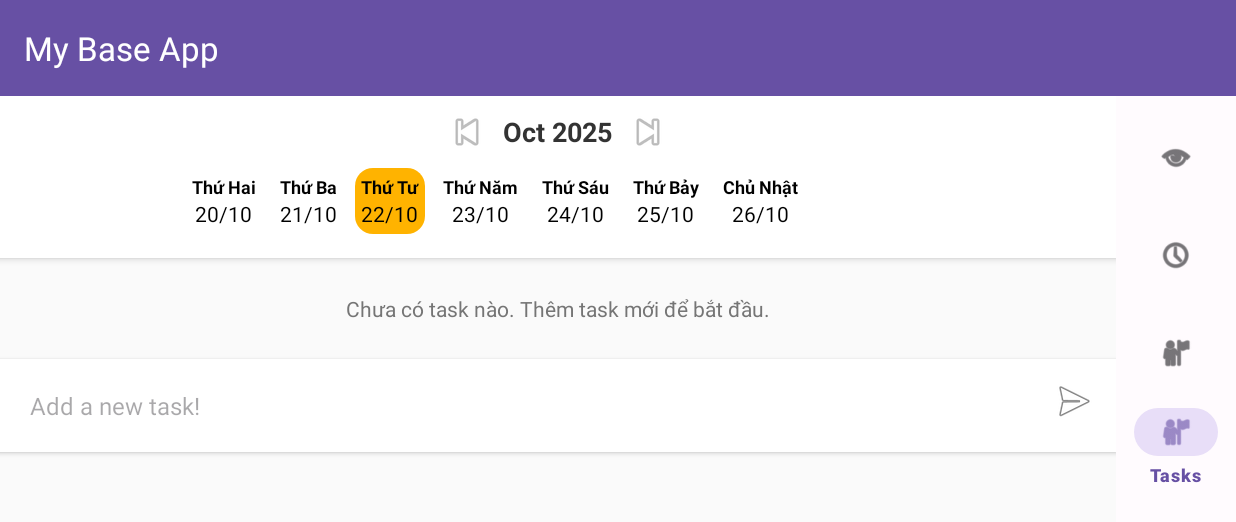
After one commit to khaphong229/timer-study-app, an Android app: the TaskFragment screen opened through its navigation route, on a phone screen of 824 x 412 dp (held sideways). The commit adds this screen. Shown: the top 522 px of the screen. Run offline under Robolectric (Android 15) with nearby library versions, the phone set to English and light mode, and no system bars; our stand-ins replace CircleImageView, Room's generated code, navigation-ui.

Commit message:
dung ui list task

```diff
--- a/app/build.gradle
+++ b/app/build.gradle
@@ -42,6 +42,8 @@
     // Room database
     implementation libs.room.runtime
     implementation libs.room.ktx
+    implementation libs.recyclerview
+    implementation libs.cardview
     annotationProcessor libs.room.compiler
 
     testImplementation libs.junit
--- /dev/null
+++ b/app/src/main/java/com/example/timerstudy/data/repository/TaskRepository.java
@@ -0,0 +1,37 @@
+package com.example.timerstudy.data.repository;
+
+import android.content.Context;
+
+import com.example.timerstudy.data.local.database.AppDatabase;
+import com.example.timerstudy.data.local.database.dao.TaskDao;
+import com.example.timerstudy.data.local.database.entities.TaskEntity;
+
+import java.util.List;
+import java.util.concurrent.Executors;
+
+public class TaskRepository {
+    private final TaskDao taskDao;
+
+
+    public TaskRepository(Context context){
+        AppDatabase db = AppDatabase.getInstance(context);
+        taskDao = db.taskDao();
+    }
+
+    public List<TaskEntity> getAllTasks(){
+        return taskDao.getAllTasks();
+    }
+
+    public void insertTask(TaskEntity task){
+        Executors.newSingleThreadExecutor().execute(()->taskDao.insertTask(task));
+    }
+
+    public void updateTask(TaskEntity task){
+        Executors.newSingleThreadExecutor().execute(() -> taskDao.updateTask(task));
+    }
+
+
+
+
+
+}
--- /dev/null
+++ b/app/src/main/java/com/example/timerstudy/model/Task.java
@@ -0,0 +1,17 @@
+package com.example.timerstudy.model;
+
+import java.util.Date;
+
+public class Task {
+    private int task_id;
+    private int user_id;
+    private String title, description, priority;
+    private Date task_date;
+    private Boolean is_completed;
+    private Date completed_at;
+    private Integer total_time_spent, estimated_sessions, actual_sessions, order_index;
+    private Date created_at, updated_at;
+
+
+
+}
--- /dev/null
+++ b/app/src/main/java/com/example/timerstudy/view/adapters/TaskAdapter.java
@@ -0,0 +1,102 @@
+package com.example.timerstudy.view.adapters;
+
+import android.graphics.Color;
+import android.view.LayoutInflater;
+import android.view.View;
+import android.view.ViewGroup;
+import android.widget.CheckBox;
+import android.widget.TextView;
+
+import androidx.annotation.NonNull;
+import androidx.recyclerview.widget.RecyclerView;
+
+import com.example.timerstudy.R;
+import com.example.timerstudy.data.local.database.entities.TaskEntity;
+
+import java.util.List;
+
+public class TaskAdapter extends RecyclerView.Adapter<TaskAdapter.TaskViewHolder> {
+    private List<TaskEntity> tasks;
+    private final  OnTaskCheckedListener listener;
+
+    public interface  OnTaskCheckedListener {
+        void onCheckedChange(TaskEntity task, boolean isChecked);
+    }
+
+    public TaskAdapter(List<TaskEntity> tasks, OnTaskCheckedListener listener) {
+        this.tasks = tasks;
+        this.listener = listener;
+    }
+
+    public void setTasks(List<TaskEntity> newTasks){
+        this.tasks=newTasks;
+        notifyDataSetChanged();
+    }
+
+    @NonNull
+    @Override
+    public TaskViewHolder onCreateViewHolder(@NonNull ViewGroup parent, int viewType){
+        View view = LayoutInflater.from(parent.getContext())
+                .inflate(R.layout.item_task, parent,false);
+        return new TaskViewHolder(view);
+    }
+
+    @Override
+    public void onBindViewHolder(@NonNull TaskViewHolder holder, int position) {
+        TaskEntity task = tasks.get(position);
+        holder.tvTitle.setText(task.getTitle());
+        // avoid triggering listener when programmatically changing checked state
+        holder.cbCompleted.setOnCheckedChangeListener(null);
+        holder.cbCompleted.setChecked(task.isCompleted());
+
+        if (task.getDescription() != null && !task.getDescription().isEmpty()) {
+            holder.tvDescription.setVisibility(View.VISIBLE);
+            holder.tvDescription.setText(task.getDescription());
+        } else {
+            holder.tvDescription.setVisibility(View.GONE);
+        }
+
+        String priority = task.getPriority();
+        if (priority != null) {
+            switch (priority.toUpperCase()) {
+                case TaskEntity.PRIORITY_HIGH:
+                    holder.priorityIndicator.setBackgroundColor(Color.RED);
+                    break;
+                case TaskEntity.PRIORITY_MEDIUM:
+                    holder.priorityIndicator.setBackgroundColor(Color.parseColor("#FFC107"));
+                    break;
+                case TaskEntity.PRIORITY_LOW:
+                    holder.priorityIndicator.setBackgroundColor(Color.GREEN);
+                    break;
+                default:
+                    holder.priorityIndicator.setBackgroundColor(Color.GRAY);
+            }
+        } else {
+            holder.priorityIndicator.setBackgroundColor(Color.GRAY);
+        }
+
+        holder.cbCompleted.setOnCheckedChangeListener((buttonView, isChecked) -> listener.onCheckedChange(task, isChecked));
+    }
+
+
+    @Override
+    public int getItemCount(){
+        return tasks == null ? 0 : tasks.size();
+    }
+
+    static class TaskViewHolder extends  RecyclerView.ViewHolder{
+        CheckBox cbCompleted;
+        TextView tvTitle, tvDescription;
+        View priorityIndicator;
+
+        TaskViewHolder(View itemView){
+            super(itemView);
+            cbCompleted = itemView.findViewById(R.id.cbCompleted);
+            tvTitle = itemView.findViewById(R.id.tvTitle);
+            tvDescription = itemView.findViewById(R.id.tvDescription);
+            priorityIndicator = itemView.findViewById(R.id.viewPriority);
+        }
+
+    }
+
+}
--- /dev/null
+++ b/app/src/main/java/com/example/timerstudy/view/adapters/WeekAdapter.java
@@ -0,0 +1,70 @@
+package com.example.timerstudy.view.adapters;
+
+import android.view.LayoutInflater;
+import android.view.View;
+import android.view.ViewGroup;
+import android.widget.TextView;
+
+import androidx.annotation.NonNull;
+import androidx.recyclerview.widget.RecyclerView;
+
+import com.example.timerstudy.R;
+
+import java.text.SimpleDateFormat;
+import java.util.Date;
+import java.util.List;
+import java.util.Locale;
+
+public class WeekAdapter extends RecyclerView.Adapter<WeekAdapter.DayViewHolder> {
+
+    private final List<Date> days;
+    private final Locale vi = Locale.forLanguageTag("vi-VN");
+    private final SimpleDateFormat dayOfWeekFmt = new SimpleDateFormat("EEEE", vi); // Thứ hai
+    private final SimpleDateFormat dayOfMonthFmt = new SimpleDateFormat("dd/MM", vi);
+
+    public WeekAdapter(List<Date> days){
+        this.days = days;
+    }
+
+    @NonNull
+    @Override
+    public DayViewHolder onCreateViewHolder(@NonNull ViewGroup parent, int viewType) {
+        View v = LayoutInflater.from(parent.getContext()).inflate(R.layout.item_day, parent, false);
+        return new DayViewHolder(v);
+    }
+
+    @Override
+    public void onBindViewHolder(@NonNull DayViewHolder holder, int position) {
+        Date d = days.get(position);
+        // capitalize first letter of weekday (Vietnamese)
+        String dayName = dayOfWeekFmt.format(d);
+        if (dayName != null && dayName.length() > 0) {
+            dayName = dayName.substring(0,1).toUpperCase(vi) + dayName.substring(1);
+        }
+        holder.tvDayOfWeek.setText(dayName);
+        holder.tvDate.setText(dayOfMonthFmt.format(d));
+        // highlight today
+        java.util.Calendar a = java.util.Calendar.getInstance();
+        a.setTime(d);
+        java.util.Calendar today = java.util.Calendar.getInstance();
+        boolean isToday = a.get(java.util.Calendar.YEAR) == today.get(java.util.Calendar.YEAR)
+                && a.get(java.util.Calendar.MONTH) == today.get(java.util.Calendar.MONTH)
+                && a.get(java.util.Calendar.DAY_OF_MONTH) == today.get(java.util.Calendar.DAY_OF_MONTH);
+        holder.itemView.setSelected(isToday);
+    }
+
+    @Override
+    public int getItemCount() {
+        return days == null ? 0 : days.size();
+    }
+
+    static class DayViewHolder extends RecyclerView.ViewHolder{
+        TextView tvDayOfWeek, tvDate;
+
+        public DayViewHolder(@NonNull View itemView) {
+            super(itemView);
+            tvDayOfWeek = itemView.findViewById(R.id.tvDayOfWeek);
+            tvDate = itemView.findViewById(R.id.tvDate);
+        }
+    }
+}
--- /dev/null
+++ b/app/src/main/java/com/example/timerstudy/view/fragments/TaskFragment.java
@@ -0,0 +1,148 @@
+package com.example.timerstudy.view.fragments;
+
+import android.os.Bundle;
+import android.view.LayoutInflater;
+import android.view.View;
+import android.view.ViewGroup;
+import android.widget.TextView;
+
+import androidx.annotation.NonNull;
+import androidx.annotation.Nullable;
+import androidx.fragment.app.Fragment;
+import androidx.recyclerview.widget.LinearLayoutManager;
+import androidx.recyclerview.widget.RecyclerView;
+
+import com.example.timerstudy.R;
+import com.example.timerstudy.data.local.database.entities.TaskEntity;
+import com.example.timerstudy.data.repository.TaskRepository;
+import com.example.timerstudy.view.adapters.TaskAdapter;
+import com.example.timerstudy.view.adapters.WeekAdapter;
+import android.widget.ImageButton;
+
+import java.util.ArrayList;
+import java.util.List;
+
+public class TaskFragment extends Fragment {
+
+	private RecyclerView rvTasks;
+	private TaskAdapter adapter;
+	private TaskRepository repository;
+	private TextView tvEmptyState;
+	// week header views
+	private RecyclerView rvWeek;
+	private TextView tvMonthYear;
+	private ImageButton btnPrevWeek, btnNextWeek;
+	private WeekAdapter weekAdapter;
+	private java.util.Calendar weekBase;
+
+	@Nullable
+	@Override
+	public View onCreateView(@NonNull LayoutInflater inflater, @Nullable ViewGroup container, @Nullable Bundle savedInstanceState) {
+		return inflater.inflate(R.layout.fragment_task, container, false);
+	}
+
+	@Override
+	public void onViewCreated(@NonNull View view, @Nullable Bundle savedInstanceState) {
+		super.onViewCreated(view, savedInstanceState);
+
+		rvTasks = view.findViewById(R.id.rvTasks);
+		tvEmptyState = view.findViewById(R.id.tvEmptyState);
+
+		rvTasks.setLayoutManager(new LinearLayoutManager(requireContext()));
+		adapter = new TaskAdapter(new ArrayList<>(), (task, isChecked) -> {
+			// toggle completed and update repository
+			task.setCompleted(isChecked);
+			if (isChecked) task.setCompletedAt(new java.util.Date());
+			else task.setCompletedAt(null);
+			repository.updateTask(task);
+			// no UI changes here because adapter will reflect the same object state
+		});
+
+		rvTasks.setAdapter(adapter);
+
+		// setup week header
+		rvWeek = view.findViewById(R.id.rvWeek);
+		tvMonthYear = view.findViewById(R.id.tvMonthYear);
+		btnPrevWeek = view.findViewById(R.id.btnPrevWeek);
+		btnNextWeek = view.findViewById(R.id.btnNextWeek);
+
+		rvWeek.setLayoutManager(new LinearLayoutManager(requireContext(), LinearLayoutManager.HORIZONTAL, false));
+		weekBase = java.util.Calendar.getInstance();
+		// normalize to start of week (Monday)
+		setWeekStartToMonday(weekBase);
+		updateWeekHeader();
+
+
+		btnPrevWeek.setOnClickListener(v -> {
+			weekBase.add(java.util.Calendar.DATE, -7);
+			updateWeekHeader();
+		});
+
+		btnNextWeek.setOnClickListener(v -> {
+			weekBase.add(java.util.Calendar.DATE, 7);
+			updateWeekHeader();
+		});
+
+		repository = new TaskRepository(requireContext());
+
+		loadTasks();
+	}
+
+	private void loadTasks(){
+		// Load on background thread then post to UI
+		new Thread(() -> {
+			List<TaskEntity> tasks = repository.getAllTasks();
+			if (tasks == null) tasks = new ArrayList<>();
+			List<TaskEntity> finalTasks = tasks;
+			requireActivity().runOnUiThread(() -> {
+				adapter.setTasks(finalTasks);
+				toggleEmptyState(finalTasks.isEmpty());
+			});
+		}).start();
+	}
+
+	private void toggleEmptyState(boolean isEmpty){
+		tvEmptyState.setVisibility(isEmpty ? View.VISIBLE : View.GONE);
+		rvTasks.setVisibility(isEmpty ? View.GONE : View.VISIBLE);
+	}
+
+	private void setWeekStartToMonday(java.util.Calendar cal){
+		// set to start of current week (Monday)
+		int dow = cal.get(java.util.Calendar.DAY_OF_WEEK);
+		// Java Calendar: Sunday=1 ... Saturday=7; we want Monday=1
+		int diff;
+		if (dow == java.util.Calendar.SUNDAY) diff = -6; // go back to Monday
+		else diff = java.util.Calendar.MONDAY - dow;
+		cal.add(java.util.Calendar.DATE, diff);
+	}
+
+	private void updateWeekHeader() {
+		java.util.List<java.util.Date> days = new java.util.ArrayList<>();
+		java.util.Calendar c = (java.util.Calendar) weekBase.clone();
+		for (int i = 0; i < 7; i++) {
+			days.add(c.getTime());
+			c.add(java.util.Calendar.DATE, 1);
+		}
+
+		java.text.SimpleDateFormat monthFmt = new java.text.SimpleDateFormat("MMM yyyy", java.util.Locale.getDefault());
+		tvMonthYear.setText(monthFmt.format(days.get(3)));
+
+		weekAdapter = new WeekAdapter(days);
+		rvWeek.setAdapter(weekAdapter);
+
+		// 👉 Đảm bảo danh sách ngày nằm giữa màn hình
+		rvWeek.post(() -> {
+			int itemWidth = getResources().getDimensionPixelSize(R.dimen.item_day_width);
+			int totalItemWidth = itemWidth * weekAdapter.getItemCount();
+			int screenWidth = rvWeek.getWidth();
+			if (totalItemWidth < screenWidth) {
+				int padding = (screenWidth - totalItemWidth) / 2;
+				rvWeek.setPadding(padding, 0, padding, 0);
+			} else {
+				rvWeek.setPadding(0, 0, 0, 0);
+			}
+		});
+	}
+
+
+}
--- /dev/null
+++ b/app/src/main/res/drawable/bg_day_selector.xml
@@ -0,0 +1,14 @@
+<?xml version="1.0" encoding="utf-8"?>
+<selector xmlns:android="http://schemas.android.com/apk/res/android">
+    <item android:state_selected="true">
+        <shape android:shape="rectangle">
+            <solid android:color="#FFB300"/>
+            <corners android:radius="12dp"/>
+        </shape>
+    </item>
+    <item>
+        <shape android:shape="rectangle">
+            <solid android:color="@android:color/transparent"/>
+        </shape>
+    </item>
+</selector>
--- /dev/null
+++ b/app/src/main/res/layout/fragment_task.xml
@@ -0,0 +1,71 @@
+<?xml version="1.0" encoding="utf-8"?>
+<androidx.constraintlayout.widget.ConstraintLayout xmlns:android="http://schemas.android.com/apk/res/android"
+    xmlns:app="http://schemas.android.com/apk/res-auto"
+    xmlns:tools="http://schemas.android.com/tools"
+    android:layout_width="match_parent"
+    android:layout_height="match_parent">
+
+    <LinearLayout
+        android:layout_width="match_parent"
+        android:layout_height="match_parent"
+        android:background="#FAFAFA"
+        android:orientation="vertical"
+        app:layout_constraintStart_toStartOf="parent"
+        app:layout_constraintTop_toTopOf="parent"
+        tools:context=".ui.task.TaskListFragment">
+
+        <!-- 🔹 Header: Lịch theo tuần -->
+        <include layout="@layout/layout_week_header" />
+
+        <!-- 🔹 Danh sách công việc -->
+        <androidx.recyclerview.widget.RecyclerView
+            android:id="@+id/rvTasks"
+            android:layout_width="match_parent"
+            android:layout_height="0dp"
+            android:layout_weight="1"
+            android:clipToPadding="false"
+            android:paddingHorizontal="8dp"
+            tools:listitem="@layout/item_task" />
+
+        <!-- Empty state shown when there are no tasks -->
+        <TextView
+            android:id="@+id/tvEmptyState"
+            android:layout_width="match_parent"
+            android:layout_height="wrap_content"
+            android:padding="24dp"
+            android:text="Chưa có task nào. Thêm task mới để bắt đầu."
+            android:textAlignment="center"
+            android:textColor="#757575"
+            android:visibility="gone" />
+
+        <!-- 🔹 Ô thêm task -->
+        <LinearLayout
+            android:layout_width="match_parent"
+            android:layout_height="wrap_content"
+            android:background="#FFFFFF"
+            android:elevation="2dp"
+            android:orientation="horizontal"
+            android:padding="12dp">
+
+            <EditText
+                android:id="@+id/etNewTask"
+                android:layout_width="0dp"
+                android:layout_height="wrap_content"
+                android:layout_weight="1"
+                android:background="@null"
+                android:hint="Add a new task!"
+                android:padding="8dp"
+                android:textSize="16sp" />
+
+            <ImageButton
+                android:id="@+id/btnAddTask"
+                android:layout_width="wrap_content"
+                android:layout_height="wrap_content"
+                android:background="@null"
+                android:contentDescription="Add task"
+                android:src="@android:drawable/ic_menu_send" />
+        </LinearLayout>
+
+    </LinearLayout>
+
+</androidx.constraintlayout.widget.ConstraintLayout>
--- /dev/null
+++ b/app/src/main/res/layout/item_day.xml
@@ -0,0 +1,29 @@
+<?xml version="1.0" encoding="utf-8"?>
+<LinearLayout xmlns:android="http://schemas.android.com/apk/res/android"
+    android:layout_width="wrap_content"
+    android:layout_height="match_parent"
+    android:orientation="vertical"
+    android:gravity="center"
+    android:layout_gravity="center"
+    android:background="@drawable/bg_day_selector"
+    android:padding="4dp"
+    android:layout_marginHorizontal="4dp">
+
+    <TextView
+        android:id="@+id/tvDayOfWeek"
+        android:layout_width="wrap_content"
+        android:layout_height="wrap_content"
+        android:text="Thứ 2"
+        android:textColor="@android:color/black"
+        android:textSize="12sp"
+        android:textStyle="bold" />
+
+    <TextView
+        android:id="@+id/tvDate"
+        android:layout_width="wrap_content"
+        android:layout_height="wrap_content"
+        android:text="20/10"
+        android:textColor="@android:color/black"
+        android:textSize="14sp" />
+
+</LinearLayout>
--- /dev/null
+++ b/app/src/main/res/layout/item_task.xml
@@ -0,0 +1,54 @@
+<androidx.constraintlayout.widget.ConstraintLayout xmlns:android="http://schemas.android.com/apk/res/android"
+    xmlns:app="http://schemas.android.com/apk/res-auto"
+    android:layout_width="match_parent"
+    android:layout_height="wrap_content"
+    android:padding="12dp">
+
+    <!-- Priority indicator (small colored view) -->
+    <View
+        android:id="@+id/viewPriority"
+        android:layout_width="8dp"
+        android:layout_height="40dp"
+        android:layout_marginEnd="12dp"
+        app:layout_constraintStart_toStartOf="parent"
+        app:layout_constraintTop_toTopOf="parent"
+        app:layout_constraintBottom_toBottomOf="parent"
+        android:background="@android:color/holo_green_light" />
+
+    <!-- Checkbox and texts -->
+    <CheckBox
+        android:id="@+id/cbCompleted"
+        android:layout_width="wrap_content"
+        android:layout_height="wrap_content"
+        app:layout_constraintStart_toEndOf="@id/viewPriority"
+        app:layout_constraintTop_toTopOf="parent"
+        app:layout_constraintBottom_toBottomOf="parent" />
+
+    <TextView
+        android:id="@+id/tvTitle"
+        android:layout_width="0dp"
+        android:layout_height="wrap_content"
+        android:textColor="#212121"
+        android:textSize="16sp"
+        android:maxLines="2"
+        android:ellipsize="end"
+        app:layout_constraintStart_toEndOf="@id/cbCompleted"
+        app:layout_constraintTop_toTopOf="parent"
+        app:layout_constraintEnd_toEndOf="parent"
+        app:layout_constraintHorizontal_bias="0.0" />
+
+    <TextView
+        android:id="@+id/tvDescription"
+        android:layout_width="0dp"
+        android:layout_height="wrap_content"
+        android:textColor="#757575"
+        android:textSize="14sp"
+        android:maxLines="1"
+        android:ellipsize="end"
+        app:layout_constraintStart_toStartOf="@id/tvTitle"
+        app:layout_constraintTop_toBottomOf="@id/tvTitle"
+        app:layout_constraintEnd_toEndOf="@id/tvTitle"
+        app:layout_constraintBottom_toBottomOf="parent"
+        android:visibility="gone" />
+
+</androidx.constraintlayout.widget.ConstraintLayout>
--- /dev/null
+++ b/app/src/main/res/layout/layout_week_header.xml
@@ -0,0 +1,60 @@
+<?xml version="1.0" encoding="utf-8"?>
+<LinearLayout xmlns:android="http://schemas.android.com/apk/res/android"
+    xmlns:app="http://schemas.android.com/apk/res-auto"
+    android:layout_width="match_parent"
+    android:layout_height="wrap_content"
+    xmlns:tools="http://schemas.android.com/tools"
+    android:orientation="vertical"
+    android:background="#FFFFFF"
+    android:elevation="3dp"
+    android:gravity="center"
+    android:padding="8dp">
+
+    <!-- Thanh tiêu đề -->
+    <LinearLayout
+        android:layout_width="match_parent"
+        android:layout_height="wrap_content"
+        android:orientation="horizontal"
+        android:gravity="center">
+
+
+        <ImageButton
+            android:id="@+id/btnPrevWeek"
+            android:layout_width="wrap_content"
+            android:layout_height="wrap_content"
+            android:src="@android:drawable/ic_media_previous"
+            android:background="@null" />
+
+        <TextView
+            android:id="@+id/tvMonthYear"
+            android:layout_width="wrap_content"
+            android:layout_height="wrap_content"
+            android:layout_marginHorizontal="8dp"
+            android:text="2025.10."
+            android:textColor="#333"
+            android:textSize="18sp"
+            android:textStyle="bold" />
+
+        <ImageButton
+            android:id="@+id/btnNextWeek"
+            android:layout_width="wrap_content"
+            android:layout_height="wrap_content"
+            android:src="@android:drawable/ic_media_next"
+            android:background="@null" />
+    </LinearLayout>
+
+    <!-- RecyclerView hiển thị các ngày trong tuần -->
+    <androidx.recyclerview.widget.RecyclerView
+        android:id="@+id/rvWeek"
+        android:layout_width="match_parent"
+        android:layout_height="wrap_content"
+        android:clipToPadding="false"
+        android:paddingStart="32dp"
+        android:paddingEnd="32dp"
+        android:layout_marginTop="8dp"
+        android:layout_marginBottom="8dp"
+        android:orientation="horizontal"
+        android:layout_gravity="center"
+        tools:listitem="@layout/item_day"/>
+
+</LinearLayout>
--- a/app/src/main/res/menu/bottom_nav_menu.xml
+++ b/app/src/main/res/menu/bottom_nav_menu.xml
@@ -14,4 +14,8 @@
         android:id="@+id/profileFragment"
         android:icon="@android:drawable/ic_menu_myplaces"
         android:title="Hồ Sơ" />
+    <item
+        android:id="@+id/taskFragment"
+        android:icon="@android:drawable/ic_menu_myplaces"
+        android:title="Tasks" />
 </menu>
--- a/app/src/main/res/navigation/nav_graph.xml
+++ b/app/src/main/res/navigation/nav_graph.xml
@@ -26,4 +26,10 @@
         android:label="Hồ Sơ"
         tools:layout="@layout/fragment_profile" />
 
+    <fragment
+        android:id="@+id/taskFragment"
+        android:name="com.example.timerstudy.view.fragments.TaskFragment"
+        android:label="To do"
+        tools:layout="@layout/fragment_task" />
+
 </navigation>
--- a/app/src/main/res/values/dimens.xml
+++ b/app/src/main/res/values/dimens.xml
@@ -1,3 +1,4 @@
 <resources>
     <dimen name="fab_margin">16dp</dimen>
+    <dimen name="item_day_width">72dp</dimen>
 </resources>
--- a/gradle/libs.versions.toml
+++ b/gradle/libs.versions.toml
@@ -9,6 +9,8 @@
 navigationFragment = "2.6.0"
 navigationUi = "2.6.0"
 room = "2.6.1"
+recyclerview = "1.4.0"
+cardview = "1.0.0"
 
 [libraries]
 junit = { group = "junit", name = "junit", version.ref = "junit" }
@@ -22,6 +24,8 @@
 room-runtime = { group = "androidx.room", name = "room-runtime", version.ref = "room" }
 room-compiler = { group = "androidx.room", name = "room-compiler", version.ref = "room" }
 room-ktx = { group = "androidx.room", name = "room-ktx", version.ref = "room" }
+recyclerview = { group = "androidx.recyclerview", name = "recyclerview", version.ref = "recyclerview" }
+cardview = { group = "androidx.cardview", name = "cardview", version.ref = "cardview" }
 
 [plugins]
 android-application = { id = "com.android.application", version.ref = "agp" }
```
